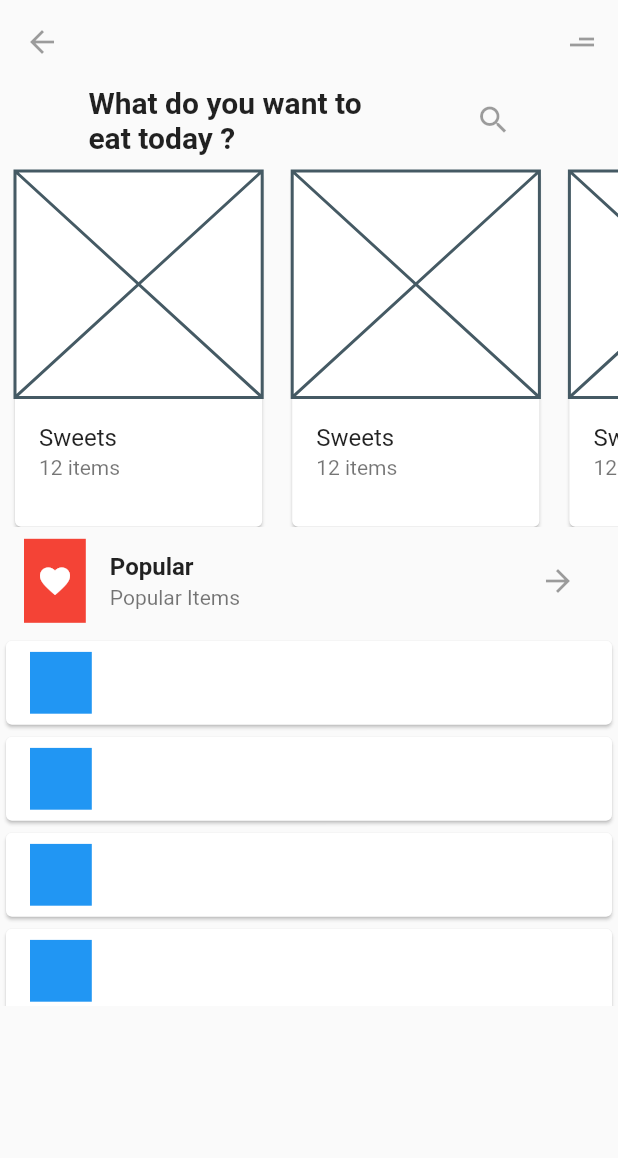
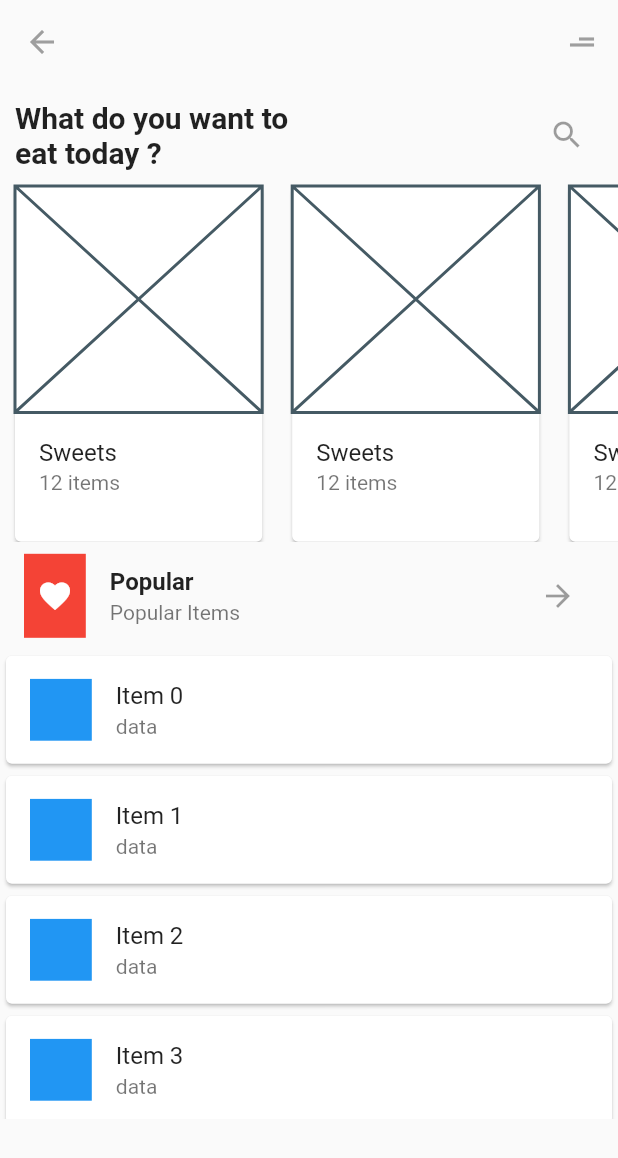
Before and after one commit to Furknn/FurkanSevgili-FlutterFoodApp, a Flutter app: the screen it shows after launch, on a phone screen of 412 x 824 dp. Shown: the top 1158 px of the screen. Run offline on Flutter 3.47's test engine with Material 2 defaults, Android fonts, the phone set to English and light mode, and no system bars.

Commit message:
Add files via upload

```diff
--- a/lib/foodmainpage.dart
+++ b/lib/foodmainpage.dart
@@ -1,6 +1,7 @@
 import 'dart:math';
 
 import 'package:flutter/material.dart';
+import 'package:flutter/services.dart';
 
 class FoodViewMain extends StatefulWidget {
   FoodViewMain({Key key}) : super(key: key);
@@ -26,13 +27,15 @@ class FoodViewMainState extends State<FoodViewMain> {
 
   SizedBox bottomListBuilder() {
     return SizedBox(
-      height: MediaQuery.of(context).size.height * 0.3,
+      height: MediaQuery.of(context).size.height * 0.38,
       child: ListView.builder(
-        itemCount: 20,
+        itemCount: 10,
         itemBuilder: (BuildContext context, int index) {
           return Card(
             child: ListTile(
               isThreeLine: false,
+              title: Text("Item " + index.toString()),
+              subtitle: Text("data"),
               leading: Container(
                 height: MediaQuery.of(context).size.height * 0.05,
                 width: MediaQuery.of(context).size.width * 0.1,
@@ -70,7 +73,7 @@ class FoodViewMainState extends State<FoodViewMain> {
   SizedBox row2Builder() => SizedBox(
         height: MediaQuery.of(context).size.height * 0.3,
         child: ListView.builder(
-          itemCount: 20,
+          itemCount: 10,
           scrollDirection: Axis.horizontal,
           itemBuilder: (BuildContext context, int index) {
             return Card(
@@ -93,9 +96,10 @@ class FoodViewMainState extends State<FoodViewMain> {
       );
 
   Row row1Builder() => Row(
-        mainAxisAlignment: MainAxisAlignment.spaceEvenly,
+        mainAxisAlignment: MainAxisAlignment.spaceBetween,
         children: [
           Container(
+            margin: EdgeInsets.fromLTRB(10, 10, 0, 0),
             child: Text(
               "What do you want to \neat today ?",
               style: TextStyle(fontWeight: FontWeight.bold, fontSize: 20),
@@ -103,7 +107,9 @@ class FoodViewMainState extends State<FoodViewMain> {
               overflow: TextOverflow.visible,
             ),
           ),
-          IconButton(onPressed: null, icon: Icon(Icons.search))
+          Container(
+              margin: EdgeInsets.fromLTRB(0, 10, 10, 0),
+              child: IconButton(onPressed: null, icon: Icon(Icons.search)))
         ],
       );
 
@@ -111,8 +117,8 @@ class FoodViewMainState extends State<FoodViewMain> {
           backgroundColor: Colors.transparent,
           elevation: 0,
           leading: IconButton(
-            icon: Icon(Icons.arrow_back),
-            onPressed: null,
+            icon: Icon(Icons.arrow_back, color: Colors.grey),
+            onPressed: () => SystemNavigator.pop(),
           ),
           actions: [
             Container(
@@ -122,7 +128,9 @@ class FoodViewMainState extends State<FoodViewMain> {
                   Transform.rotate(
                       angle: pi,
                       child: IconButton(
-                          icon: Icon(Icons.short_text), onPressed: null))
+                        icon: Icon(Icons.short_text, color: Colors.grey),
+                        onPressed: null,
+                      ))
                 ],
               ),
             )
```
Also changed, not shown: lib/main.dart (line endings or trailing spaces).
